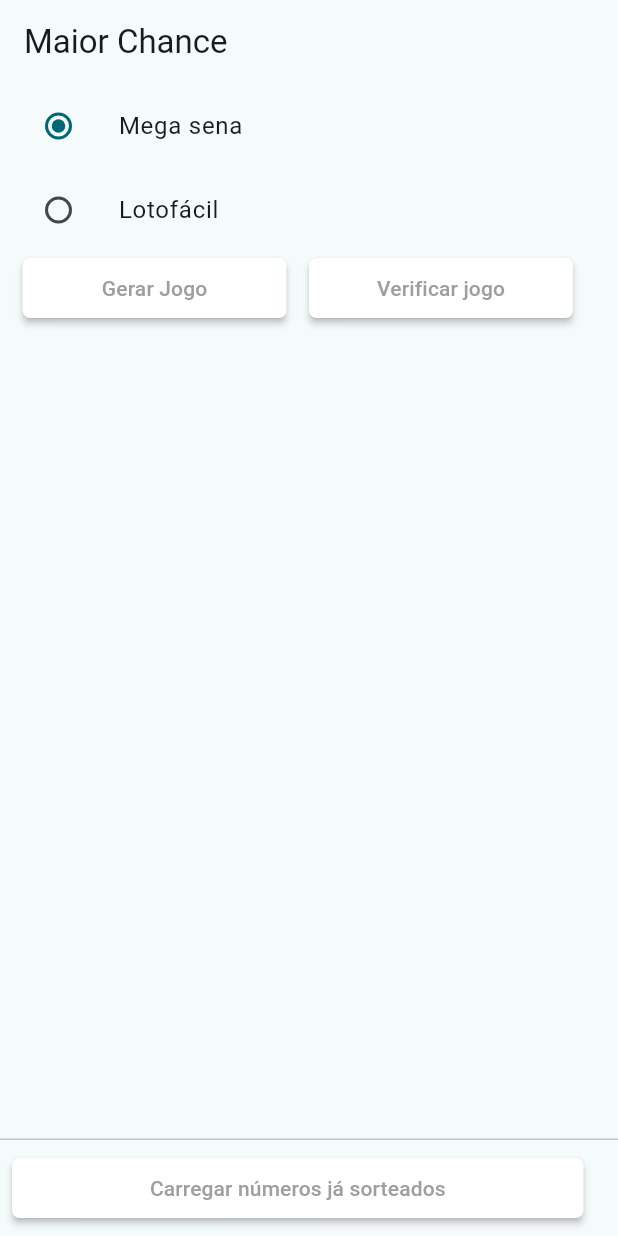
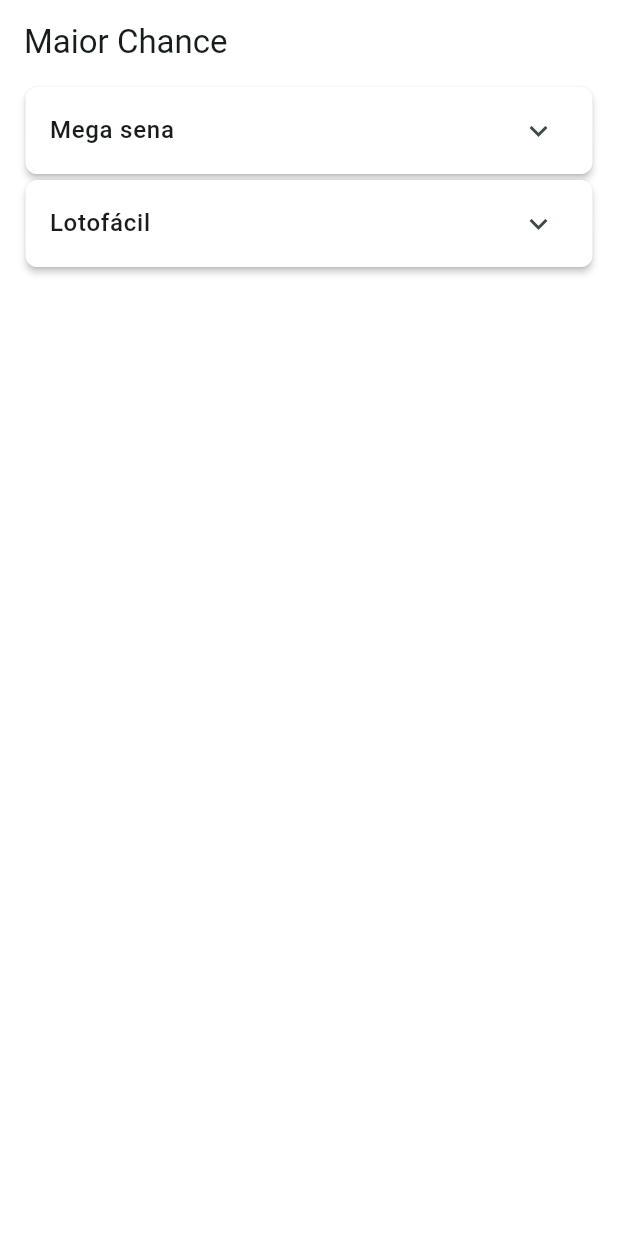
Before and after one commit to PereiraSantos/maiorChance, a Flutter app: the screen it shows after launch, on a phone screen of 412 x 824 dp. Run offline on Flutter 3.47's test engine with Material 3 defaults, Android fonts, the phone set to English and light mode, and no system bars; missing offline and left inert: excel.

Commit message:
Refatorado componente que gera números

```diff
--- a/lib/generate_game/page/generete_game_page.dart
+++ b/lib/generate_game/page/generete_game_page.dart
@@ -2,146 +2,67 @@
 import 'package:maior_chance/generate_game/usercases/betting.dart';
 import 'package:maior_chance/generate_game/usercases/cache_old_game.dart';
 import 'package:maior_chance/generate_game/usercases/find_betting.dart';
-import 'package:maior_chance/generate_game/usercases/selected.dart';
-import 'package:maior_chance/widgets/radiobox/radio_option_enum.dart';
-import 'package:maior_chance/widgets/radiobox/radiobox_widgets.dart';
+import 'package:maior_chance/widgets/expansion_tile_widgets.dart';
 
 // ignore: must_be_immutable
 class GenereteGamePage extends StatelessWidget {
-  GenereteGamePage({super.key});
+  GenereteGamePage({super.key}) {
+    CacheOldGame().loadBetting();
+  }
 
-  Selected selected = Selected(id: 1, size: 60, limit: 5, state: true);
-  RadioOptionEnum radioOptionEnum = RadioOptionEnum.megasena;
+  genereteGameBetting(int stop) {
+    var betting = Betting(size: 60, limit: 5).create();
 
-  final ValueNotifier<List<int>> game = ValueNotifier<List<int>>([]);
-  final ValueNotifier<String> message = ValueNotifier<String>('');
-  final ValueNotifier<bool> oldGame = ValueNotifier<bool>(false);
+    var result = FindBetting().find(CacheOldGame().bettingRaffle, int.parse(betting.join()));
+
+    if (result == null || stop == 0) return betting;
+    stop--;
+    return genereteGameBetting(stop);
+  }
+
+  genereteGameLoto(int stop) {
+    var betting = Betting(size: 25, limit: 15).create();
+
+    var result1 = FindBetting().find(CacheOldGame().bettingRaffleLoto1, int.parse(betting.sublist(0, 8).join('')));
+    var result2 = FindBetting().find(CacheOldGame().bettingRaffleLoto2, int.parse(betting.sublist(8, 14).join('')));
+
+    if (result1 == null || result2 == null || stop == 0) return betting;
+    stop--;
+    return genereteGameLoto(stop);
+  }
 
   @override
   Widget build(BuildContext context) {
     return Scaffold(
       appBar: AppBar(
         title: const Text('Maior Chance'),
+        backgroundColor: Colors.white,
       ),
+      backgroundColor: Colors.white,
       body: SingleChildScrollView(
         child: Padding(
           padding: const EdgeInsets.only(left: 15, right: 15),
           child: Column(
             crossAxisAlignment: CrossAxisAlignment.start,
             children: [
-              RadioboxWidgets(onClick: (value) => selected = value),
-              Row(
-                mainAxisAlignment: MainAxisAlignment.spaceBetween,
-                children: [
-                  Expanded(
-                    child: Container(
-                      width: double.maxFinite,
-                      margin: EdgeInsets.only(right: 15),
-                      child: ElevatedButton(
-                        onPressed: () async {
-                          message.value = '';
-                          game.value = Betting(size: selected.size, limit: selected.limit).create();
-                        },
-                        child: const Text(
-                          'Gerar Jogo',
-                          style: TextStyle(color: Colors.grey),
-                        ),
-                      ),
-                    ),
-                  ),
-                  Expanded(
-                    child: Container(
-                      width: double.maxFinite,
-                      margin: EdgeInsets.only(right: 15),
-                      child: ElevatedButton(
-                        onPressed: () async {
-                          if (game.value.isEmpty) return;
-
-                          dynamic gameIsExist;
-
-                          if (selected.id == 1) {
-                            gameIsExist = FindBetting().find(CacheOldGame().bettingRaffle, int.parse(game.value.join('')));
-                          } else {
-                            var result1 = FindBetting().find(CacheOldGame().bettingRaffleLoto1, int.parse(game.value.sublist(0, 8).join('')));
-                            var result2 = FindBetting().find(CacheOldGame().bettingRaffleLoto2, int.parse(game.value.sublist(8, 14).join('')));
-
-                            if (result1 != null && result2 != null) gameIsExist = true;
-                          }
-
-                          message.value = gameIsExist != null ? 'Já sortedo' : 'Boa sorte!!!';
-                        },
-                        child: const Text(
-                          'Verificar jogo',
-                          style: TextStyle(color: Colors.grey),
-                        ),
-                      ),
-                    ),
-                  ),
-                ],
+              ExpansionTileWidgets(
+                label: 'Mega sena',
+                onClickGeneratesGame: () => genereteGameBetting(10),
+                onClickCompare: (List<int> game) => FindBetting().find(CacheOldGame().bettingRaffle, int.parse(game.join(''))),
               ),
-              ValueListenableBuilder<dynamic>(
-                valueListenable: game,
-                builder: (BuildContext context, dynamic value, child) {
-                  if (value.isEmpty) return SizedBox();
-
-                  return Padding(
-                    padding: const EdgeInsets.only(top: 10),
-                    child: Text('Jogo: ${value.join(', ')}'),
-                  );
-                },
-              ),
-              ValueListenableBuilder<dynamic>(
-                valueListenable: message,
-                builder: (BuildContext context, dynamic value, child) {
-                  if (value == null) return SizedBox();
-
-                  return Padding(
-                    padding: const EdgeInsets.only(top: 10),
-                    child: Text(message.value),
-                  );
+              ExpansionTileWidgets(
+                label: 'Lotofácil',
+                onClickGeneratesGame: () => genereteGameLoto(10),
+                onClickCompare: (List<int> game) {
+                  var result1 = FindBetting().find(CacheOldGame().bettingRaffleLoto1, int.parse(game.sublist(0, 8).join('')));
+                  var result2 = FindBetting().find(CacheOldGame().bettingRaffleLoto2, int.parse(game.sublist(8, 14).join('')));
+                  return result1 + result2;
                 },
               ),
             ],
           ),
         ),
       ),
-      persistentFooterButtons: [
-        Column(
-          children: [
-            Container(
-              width: double.maxFinite,
-              margin: EdgeInsets.only(right: 15),
-              child: ElevatedButton(
-                onPressed: () async {
-                  oldGame.value = false;
-                  await CacheOldGame().loadBetting().whenComplete(() => oldGame.value = true);
-                },
-                child: const Text(
-                  'Carregar números já sorteados',
-                  style: TextStyle(color: Colors.grey),
-                ),
-              ),
-            ),
-            ValueListenableBuilder<bool>(
-              valueListenable: oldGame,
-              builder: (BuildContext context, bool value, child) {
-                if (!value) return SizedBox();
-
-                return SizedBox(
-                  width: double.maxFinite,
-                  child: Column(
-                    crossAxisAlignment: CrossAxisAlignment.start,
-                    children: [
-                      Text('Carregado mega sena'),
-                      Text('Carregado lotofácil'),
-                    ],
-                  ),
-                );
-              },
-            ),
-          ],
-        ),
-      ],
     );
   }
 }
--- /dev/null
+++ b/lib/widgets/expansion_tile_widgets.dart
@@ -0,0 +1,92 @@
+import 'package:flutter/material.dart';
+
+class ExpansionTileWidgets extends StatefulWidget {
+  const ExpansionTileWidgets({
+    super.key,
+    required this.label,
+    required this.onClickGeneratesGame,
+    required this.onClickCompare,
+  });
+
+  final String label;
+  final List<int> Function() onClickGeneratesGame;
+  final Function(List<int>) onClickCompare;
+
+  @override
+  State<ExpansionTileWidgets> createState() => _ExpansionTileWidgetsState();
+}
+
+class _ExpansionTileWidgetsState extends State<ExpansionTileWidgets> {
+  List<int> game = [];
+
+  @override
+  Widget build(BuildContext context) {
+    return Card(
+      elevation: 2,
+      shape: RoundedRectangleBorder(
+        borderRadius: BorderRadius.circular(8),
+      ),
+      clipBehavior: Clip.antiAlias,
+      margin: EdgeInsets.all(2),
+      child: ExpansionTile(
+        initiallyExpanded: false,
+        title: Text(widget.label, style: TextStyle(fontSize: 16.0, fontWeight: FontWeight.w500)),
+        backgroundColor: Colors.white,
+        collapsedBackgroundColor: Colors.white,
+        shape: Border(),
+        children: [
+          Column(
+            crossAxisAlignment: CrossAxisAlignment.start,
+            children: [
+              Row(
+                mainAxisAlignment: MainAxisAlignment.spaceBetween,
+                children: [
+                  Expanded(
+                    child: Container(
+                      width: double.maxFinite,
+                      height: 25,
+                      margin: EdgeInsets.only(left: 15, right: 15),
+                      child: ElevatedButton(
+                        onPressed: () async {
+                          game = widget.onClickGeneratesGame();
+                          setState(() {});
+                        },
+                        child: const Text('Gerar números', style: TextStyle(color: Colors.grey)),
+                      ),
+                    ),
+                  ),
+                  Expanded(
+                    child: Container(
+                      width: double.maxFinite,
+                      height: 20,
+                      margin: EdgeInsets.only(right: 15),
+                      /* child: ElevatedButton(
+                        onPressed: () async {
+                          if (game.isEmpty) return;
+                          widget.onClickCompare(game);
+                          setState(() {});
+                        },
+                        child: const Text('Verificar jogo', style: TextStyle(color: Colors.grey)),
+                      ),*/
+                    ),
+                  ),
+                ],
+              ),
+              Visibility(
+                visible: game.isNotEmpty,
+                child: Padding(
+                  padding: const EdgeInsets.only(top: 10, left: 15, right: 15),
+                  child: Text('Seus números da sorte!'),
+                ),
+              ),
+              Padding(
+                padding: const EdgeInsets.only(left: 15, right: 15, bottom: 10),
+                child: Text(game.join(' - ')),
+              ),
+            ],
+          ),
+        ],
+      ),
+    );
+  }
+}
```
Also changed, not shown: lib/generate_game/usercases/open_file.dart (+0 -25 lines).
